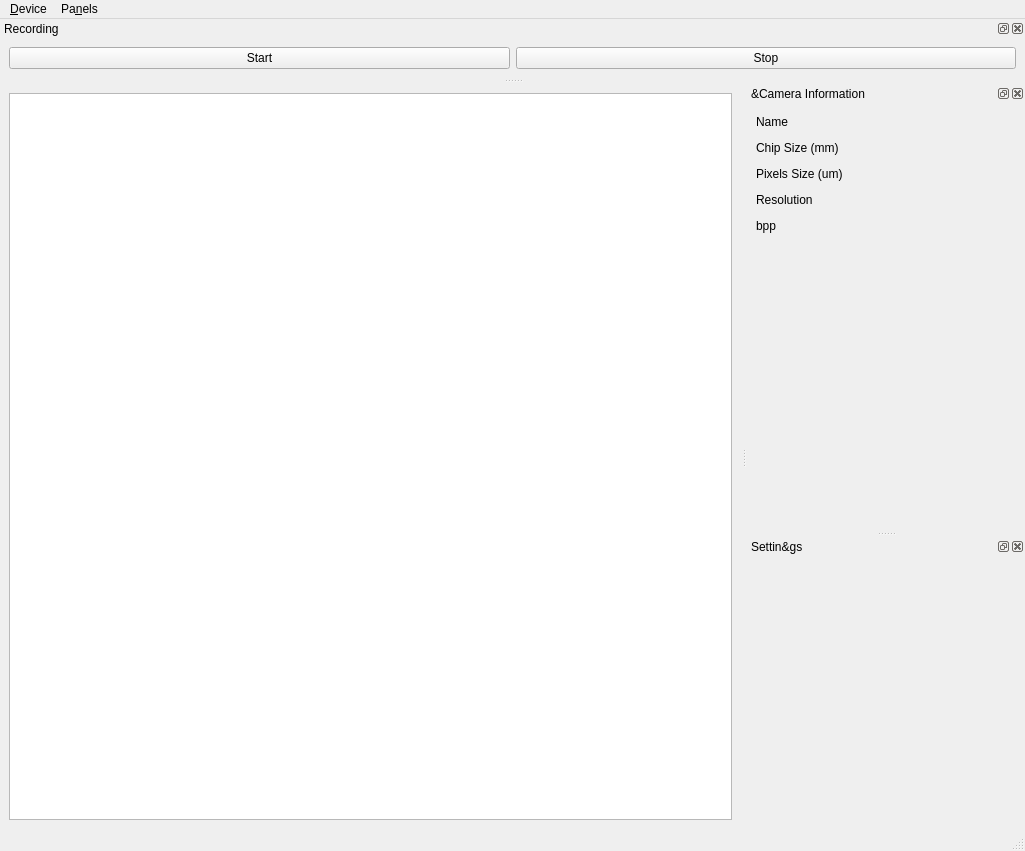
This is src/qhymainwindow.ui in GuLinux/PlanetaryImager as Qt 5 draws it before an edit. The edited form follows.
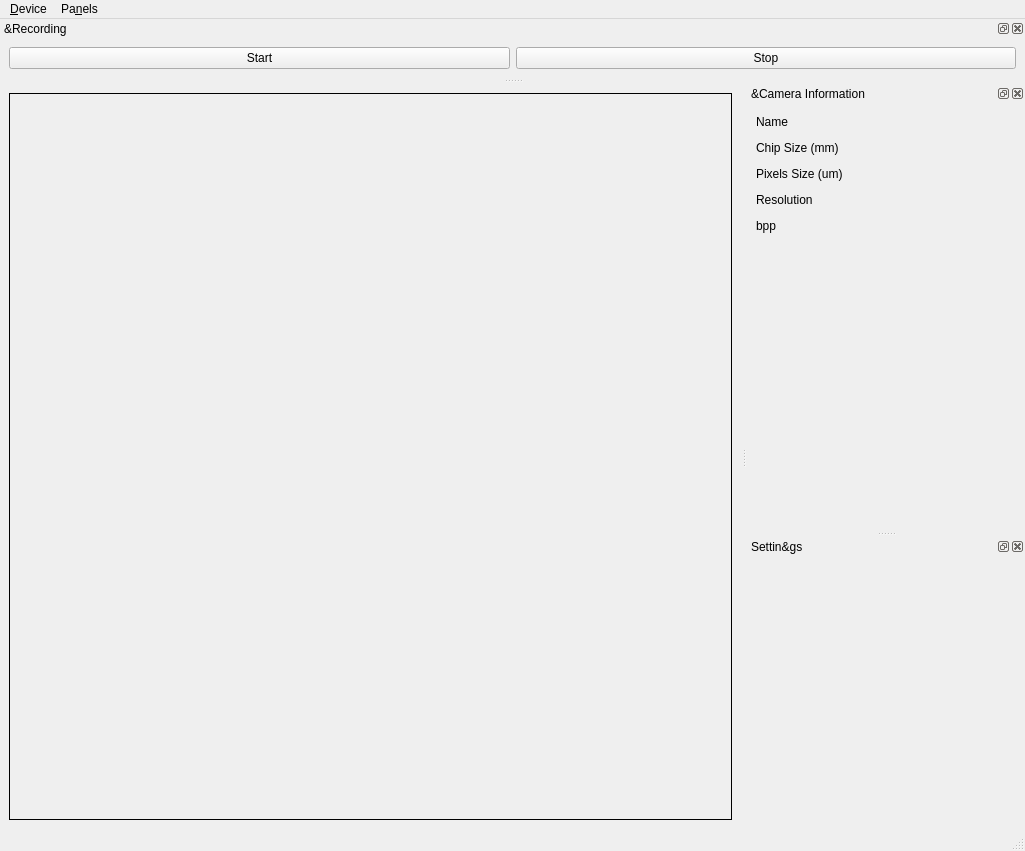
This is the edited form.

Commit message: image display

```diff
--- a/src/qhymainwindow.ui
+++ b/src/qhymainwindow.ui
@@ -16,7 +16,17 @@
   <widget class="QWidget" name="centralwidget">
    <layout class="QVBoxLayout" name="verticalLayout">
     <item>
-     <widget class="QGraphicsView" name="graphicsView"/>
+     <widget class="QLabel" name="image">
+      <property name="frameShape">
+       <enum>QFrame::Box</enum>
+      </property>
+      <property name="text">
+       <string/>
+      </property>
+      <property name="scaledContents">
+       <bool>true</bool>
+      </property>
+     </widget>
     </item>
    </layout>
   </widget>
@@ -257,7 +267,7 @@
   </widget>
   <widget class="QDockWidget" name="recording">
    <property name="windowTitle">
-    <string>Recording</string>
+    <string>&amp;Recording</string>
    </property>
    <attribute name="dockWidgetArea">
     <number>4</number>
```
Left out of the diff: 2 changed lines with no effect on the pictures. The commit also changes 2 other files.
